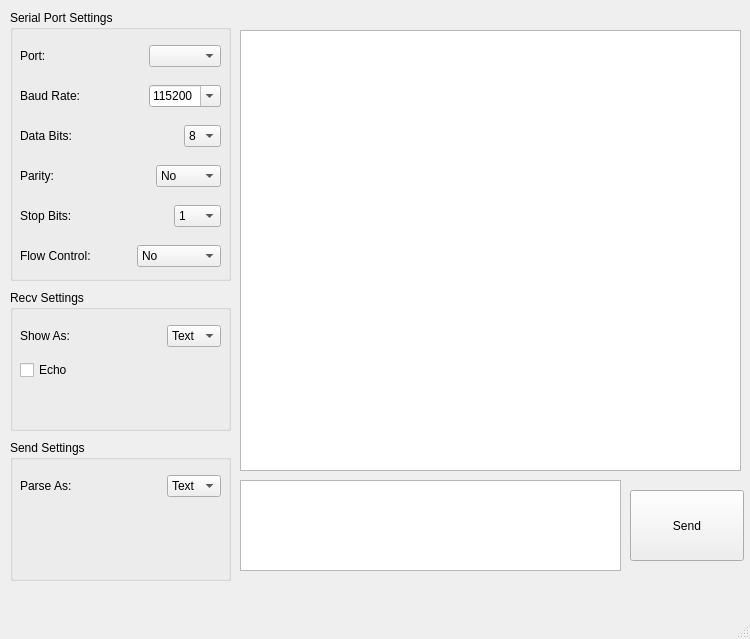
This is mainwindow.ui in tuna/QSerial as Qt 5 draws it before an edit. The edited form follows.
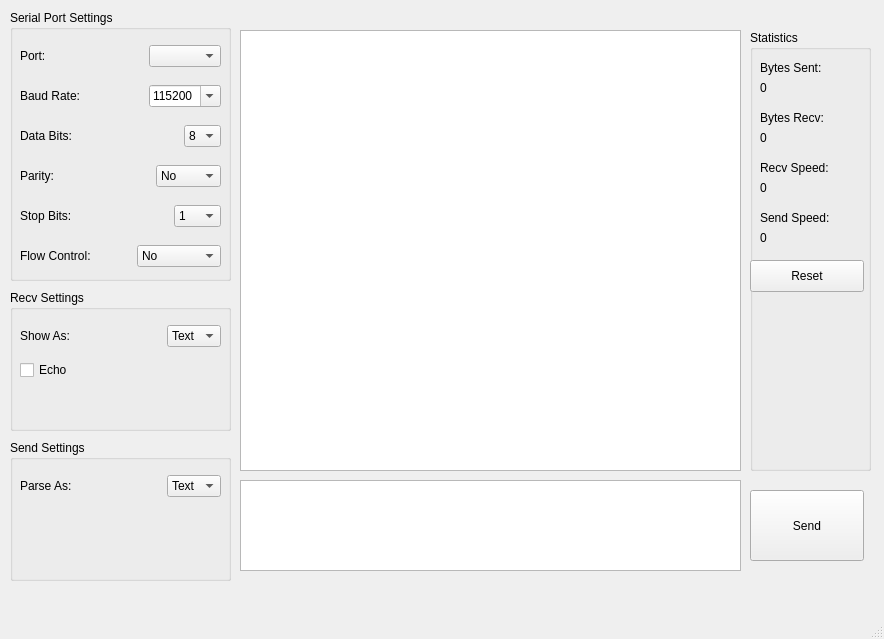
This is the edited form.

Commit message: Add sent and recv speed stats

What changed in the file:
```diff
--- a/mainwindow.ui
+++ b/mainwindow.ui
@@ -6,7 +6,7 @@
    <rect>
     <x>0</x>
     <y>0</y>
-    <width>750</width>
+    <width>884</width>
     <height>639</height>
    </rect>
   </property>
@@ -517,7 +517,7 @@
      <rect>
       <x>240</x>
       <y>480</y>
-      <width>381</width>
+      <width>501</width>
       <height>91</height>
      </rect>
     </property>
@@ -525,7 +525,7 @@
    <widget class="QPushButton" name="sendButton">
     <property name="geometry">
      <rect>
-      <x>630</x>
+      <x>750</x>
       <y>490</y>
       <width>114</width>
       <height>71</height>
@@ -535,6 +535,136 @@
      <string>Send</string>
     </property>
    </widget>
+   <widget class="QGroupBox" name="groupBox_4">
+    <property name="geometry">
+     <rect>
+      <x>750</x>
+      <y>30</y>
+      <width>121</width>
+      <height>441</height>
+     </rect>
+    </property>
+    <property name="title">
+     <string>Statistics</string>
+    </property>
+    <widget class="QLabel" name="label_8">
+     <property name="geometry">
+      <rect>
+       <x>10</x>
+       <y>30</y>
+       <width>101</width>
+       <height>16</height>
+      </rect>
+     </property>
+     <property name="text">
+      <string>Bytes Sent:</string>
+     </property>
+    </widget>
+    <widget class="QLabel" name="bytesSentLabel">
+     <property name="geometry">
+      <rect>
+       <x>10</x>
+       <y>50</y>
+       <width>101</width>
+       <height>16</height>
+      </rect>
+     </property>
+     <property name="text">
+      <string>0</string>
+     </property>
+    </widget>
+    <widget class="QLabel" name="label_10">
+     <property name="geometry">
+      <rect>
+       <x>10</x>
+       <y>80</y>
+       <width>101</width>
+       <height>16</height>
+      </rect>
+     </property>
+     <property name="text">
+      <string>Bytes Recv:</string>
+     </property>
+    </widget>
+    <widget class="QLabel" name="bytesRecvLabel">
+     <property name="geometry">
+      <rect>
+       <x>10</x>
+       <y>100</y>
+       <width>101</width>
+       <height>16</height>
+      </rect>
+     </property>
+     <property name="text">
+      <string>0</string>
+     </property>
+    </widget>
+    <widget class="QLabel" name="label_12">
+     <property name="geometry">
+      <rect>
+       <x>10</x>
+       <y>130</y>
+       <width>101</width>
+       <height>16</height>
+      </rect>
+     </property>
+     <property name="text">
+      <string>Recv Speed:</string>
+     </property>
+    </widget>
+    <widget class="QLabel" name="recvSpeedLabel">
+     <property name="geometry">
+      <rect>
+       <x>10</x>
+       <y>150</y>
+       <width>59</width>
+       <height>16</height>
+      </rect>
+     </property>
+     <property name="text">
+      <string>0</string>
+     </property>
+    </widget>
+    <widget class="QLabel" name="label_14">
+     <property name="geometry">
+      <rect>
+       <x>10</x>
+       <y>180</y>
+       <width>81</width>
+       <height>16</height>
+      </rect>
+     </property>
+     <property name="text">
+      <string>Send Speed:</string>
+     </property>
+    </widget>
+    <widget class="QLabel" name="sentSpeedLabel">
+     <property name="geometry">
+      <rect>
+       <x>10</x>
+       <y>200</y>
+       <width>59</width>
+       <height>16</height>
+      </rect>
+     </property>
+     <property name="text">
+      <string>0</string>
+     </property>
+    </widget>
+    <widget class="QPushButton" name="resetButton">
+     <property name="geometry">
+      <rect>
+       <x>0</x>
+       <y>230</y>
+       <width>114</width>
+       <height>32</height>
+      </rect>
+     </property>
+     <property name="text">
+      <string>Reset</string>
+     </property>
+    </widget>
+   </widget>
   </widget>
   <widget class="QMenuBar" name="menubar">
    <property name="geometry">
```
Left out of the diff: 2 changed lines with no effect on the pictures. The commit also changes 2 other files.
